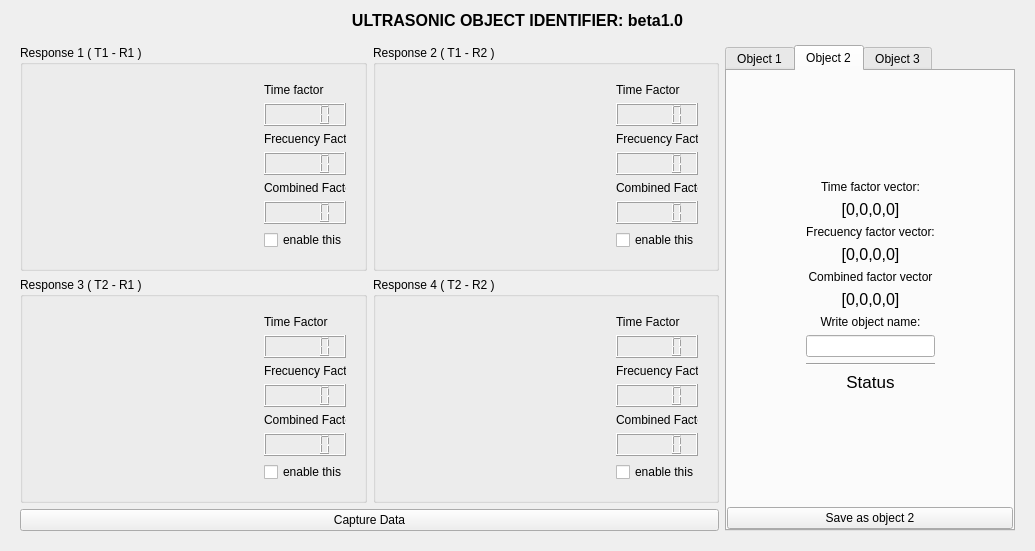
juanda2222/object_detection_instrumentation, file form.ui: the form before one commit.
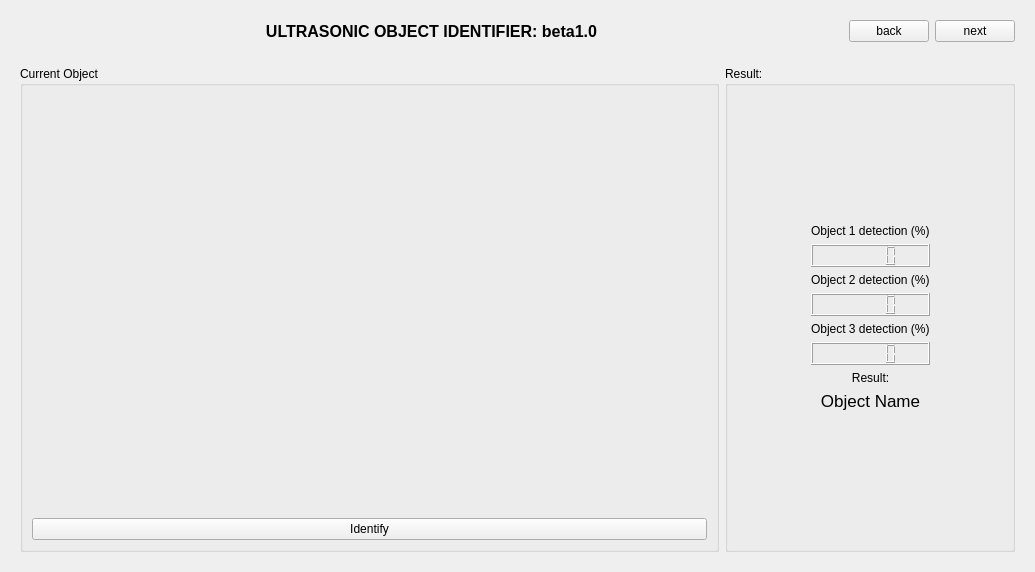
The form after the commit. The open tabs and pages were chosen to show the change. Icons and pictures are not drawn.

Commit message: added the data emulation in the identification screen

Diff of the .ui file:
```diff
--- a/form.ui
+++ b/form.ui
@@ -7,7 +7,7 @@
     <x>0</x>
     <y>0</y>
     <width>995</width>
-    <height>521</height>
+    <height>542</height>
    </rect>
   </property>
   <property name="windowTitle">
@@ -15,6 +15,9 @@
   </property>
   <layout class="QVBoxLayout" name="verticalLayout_10">
    <item>
+    <widget class="QWidget" name="widget_7" native="true">
+     <layout class="QHBoxLayout" name="horizontalLayout_4">
+      <item>
     <widget class="QLabel" name="label_4">
      <property name="font">
       <font>
@@ -35,7 +38,36 @@
     </widget>
    </item>
    <item>
-    <widget class="QStackedWidget" name="stackedWidget">
+       <widget class="QPushButton" name="back">
+        <property name="sizePolicy">
+         <sizepolicy hsizetype="Fixed" vsizetype="Fixed">
+          <horstretch>0</horstretch>
+          <verstretch>0</verstretch>
+         </sizepolicy>
+        </property>
+        <property name="text">
+         <string>back</string>
+        </property>
+       </widget>
+      </item>
+      <item>
+       <widget class="QPushButton" name="next">
+        <property name="sizePolicy">
+         <sizepolicy hsizetype="Fixed" vsizetype="Fixed">
+          <horstretch>0</horstretch>
+          <verstretch>0</verstretch>
+         </sizepolicy>
+        </property>
+        <property name="text">
+         <string>next</string>
+        </property>
+       </widget>
+      </item>
+     </layout>
+    </widget>
+   </item>
+   <item>
+    <widget class="QStackedWidget" name="stacked_windows">
      <property name="currentIndex">
       <number>1</number>
      </property>
```
Left out of the diff: 4 changed lines with no effect on the pictures. Lines whose indentation alone changed are shown as unchanged. The commit also changes 2 other files.
